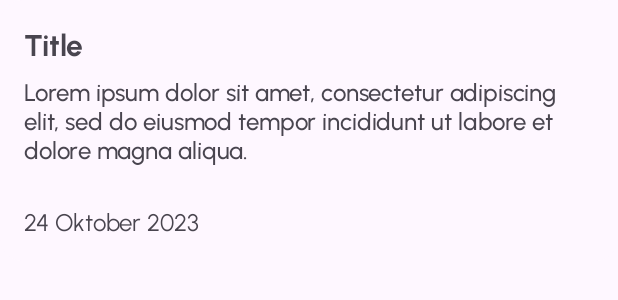
After one commit to wildanfatah22/challenge4, an Android app: the layout note_item.xml on its own in the app's theme, with its tools: preview values and no code run, on a phone screen of 412 x 824 dp. The commit adds this screen. Shown: the top 300 px of the screen. Run offline under Robolectric (Android 15) with nearby library versions, the phone set to English and light mode, and no system bars.

Commit message:
layouting mainactivity and item

```diff
--- /dev/null
+++ b/app/src/main/java/com/example/challenge4/view/adapter/NoteAdapter.kt
@@ -0,0 +1,4 @@
+package com.example.challenge4.view.adapter
+
+class NoteAdapter {
+}
--- a/app/src/main/java/com/example/challenge4/view/MainViewModel.kt
+++ b/app/src/main/java/com/example/challenge4/viewmodel/MainViewModel.kt
@@ -1,4 +1,4 @@
-package com.example.challenge4.view
+package com.example.challenge4.viewmodel
 
 import android.app.Application
 import android.content.SharedPreferences
--- /dev/null
+++ b/app/src/main/res/layout/note_item.xml
@@ -0,0 +1,56 @@
+<?xml version="1.0" encoding="utf-8"?>
+<com.google.android.material.card.MaterialCardView
+    xmlns:android="http://schemas.android.com/apk/res/android"
+    xmlns:app="http://schemas.android.com/apk/res-auto"
+    xmlns:tools="http://schemas.android.com/tools"
+    android:layout_width="match_parent"
+    android:layout_height="wrap_content"
+    app:cardCornerRadius="15dp"
+    android:layout_marginBottom="16dp"
+    app:strokeWidth="0dp">
+
+    <androidx.constraintlayout.widget.ConstraintLayout
+        android:layout_width="wrap_content"
+        android:layout_height="wrap_content"
+        android:padding="16dp">
+
+        <TextView
+            android:id="@+id/tv_title"
+            android:layout_width="wrap_content"
+            android:layout_height="wrap_content"
+            app:layout_constraintStart_toStartOf="parent"
+            app:layout_constraintTop_toTopOf="parent"
+            android:textSize="20sp"
+            android:fontFamily="@font/urbanist_bold"
+            tools:text="@string/title"
+            />
+
+        <TextView
+            android:id="@+id/tv_desc"
+            android:layout_width="wrap_content"
+            android:layout_height="wrap_content"
+            app:layout_constraintStart_toStartOf="parent"
+            app:layout_constraintTop_toBottomOf="@id/tv_title"
+            android:textSize="16sp"
+            android:fontFamily="@font/urbanist_medium"
+            tools:text="@string/description_content"
+            android:layout_marginTop="8dp"
+            />
+
+        <TextView
+            android:id="@+id/tv_date"
+            android:layout_width="wrap_content"
+            android:layout_height="wrap_content"
+            app:layout_constraintStart_toStartOf="parent"
+            app:layout_constraintTop_toBottomOf="@id/tv_desc"
+            android:textSize="16sp"
+            android:fontFamily="@font/urbanist_regular"
+            tools:text="@string/date"
+            android:layout_marginTop="8dp"
+            android:maxEms="150"
+            android:ellipsize="end"
+            />
+
+    </androidx.constraintlayout.widget.ConstraintLayout>
+
+</com.google.android.material.card.MaterialCardView>
--- /dev/null
+++ b/app/src/main/res/menu/main_menu.xml
@@ -0,0 +1,4 @@
+<?xml version="1.0" encoding="utf-8"?>
+<menu xmlns:android="http://schemas.android.com/apk/res/android">
+
+</menu>
--- a/app/src/main/res/values/strings.xml
+++ b/app/src/main/res/values/strings.xml
@@ -9,4 +9,7 @@
     <string name="register">Register</string>
     <string name="name_full">Full Name</string>
     <string name="have_account">Already have account?</string>
+    <string name="title">Title</string>
+    <string name="date">24 Oktober 2023</string>
+    <string name="description_content">Lorem ipsum dolor sit amet, consectetur adipiscing elit, sed do eiusmod tempor incididunt ut labore et dolore magna aliqua.\n</string>
 </resources>
```
Also changed, not shown: app/src/main/res/layout/activity_main.xml (+50 -14 lines).
